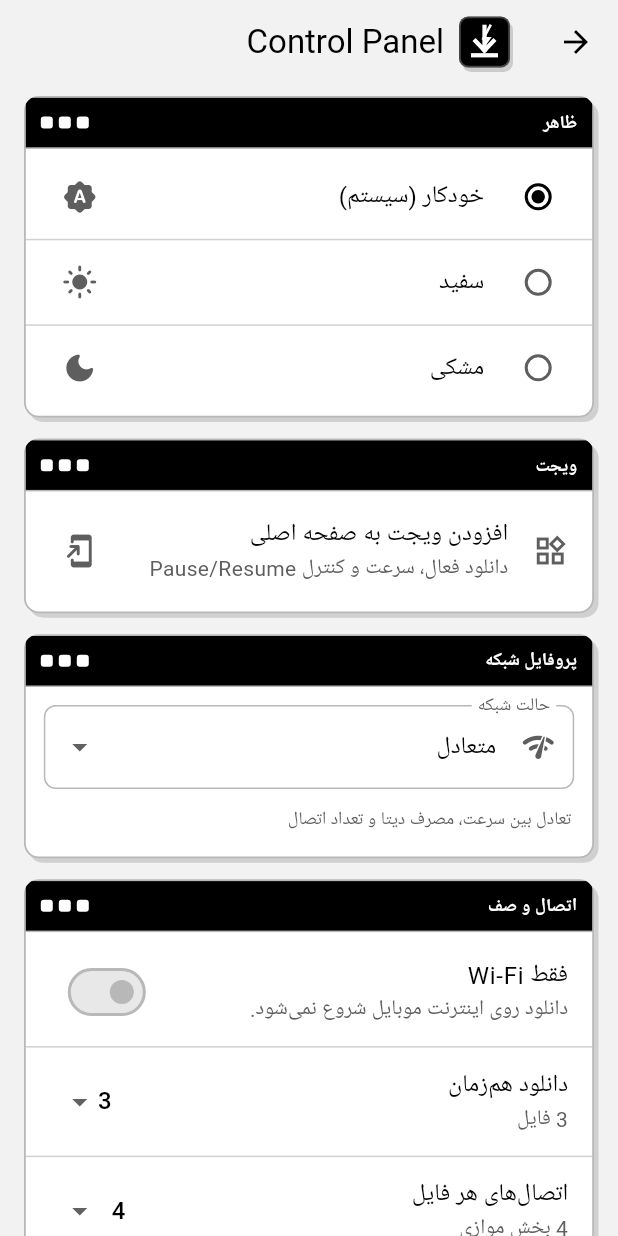
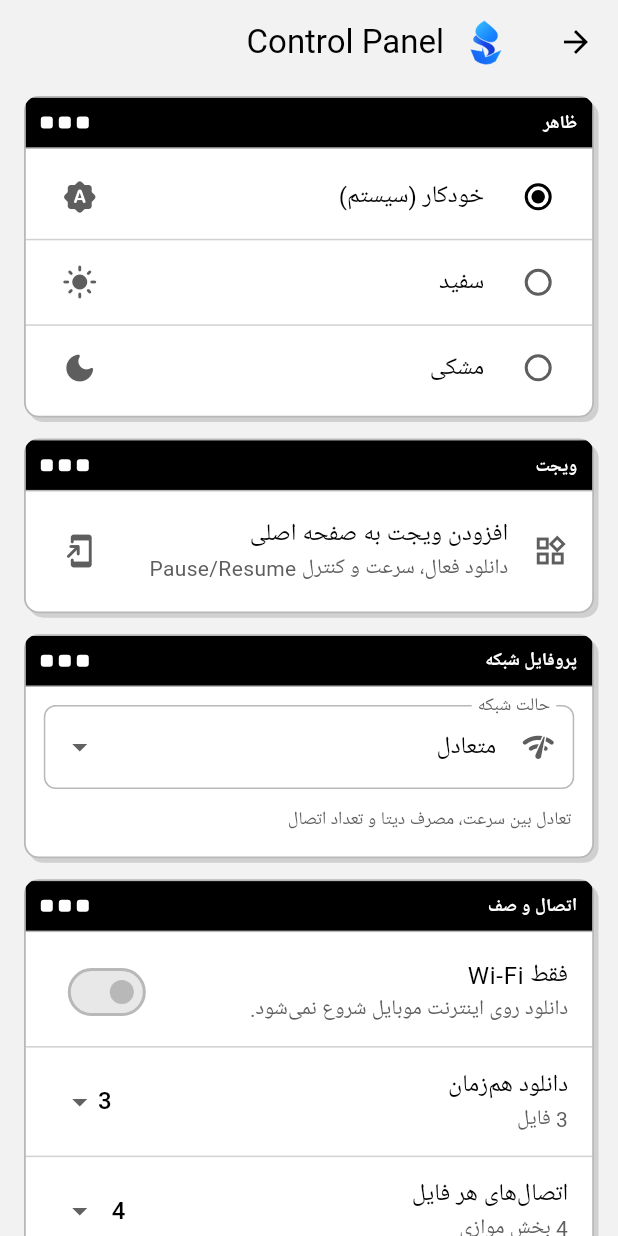
Before and after one commit to sahandse/tondro, a Flutter app: the screen it shows after launch, after a tap on the "tune" icon, on a phone screen of 412 x 824 dp. Run offline on Flutter 3.47's test engine with Material 3 defaults, Android fonts, the light colour scheme and no system bars; our stand-ins replace file_picker, google_fonts, share_plus, shared_preferences, webview_flutter; missing offline and left inert: background_downloader, dtorrent_task_v2, home_widget, receive_sharing_intent; Roboto replaces fonts that are missing (Vazirmatn); statements that could not run were skipped.

Commit message:
brand: apply approved blue ribbon logo in app

```diff
--- a/lib/src/app/widgets/tondro_brand.dart
+++ b/lib/src/app/widgets/tondro_brand.dart
@@ -12,90 +12,149 @@ class TondroLogo extends StatelessWidget {
 
   @override
   Widget build(BuildContext context) {
-    final dark = Theme.of(context).brightness == Brightness.dark;
-    final base = inverted ? !dark : dark;
-    final background = base ? Colors.white : Colors.black;
-    final foreground = base ? Colors.black : Colors.white;
-
-    return Container(
-      width: size,
-      height: size,
-      decoration: BoxDecoration(
-        color: background,
-        borderRadius: BorderRadius.circular(size * .18),
-        border: Border.all(
-          color: foreground.withValues(alpha: .28),
-          width: 1.2,
-        ),
-        boxShadow: [
-          BoxShadow(
-            color: Colors.black.withValues(alpha: dark ? .45 : .16),
-            offset: const Offset(2, 3),
-            blurRadius: 0,
-          ),
-        ],
-      ),
+    return SizedBox.square(
+      dimension: size,
       child: CustomPaint(
-        painter: _TondroLogoPainter(foreground),
+        painter: const _TondroRibbonPainter(),
       ),
     );
   }
 }
 
-class _TondroLogoPainter extends CustomPainter {
-  const _TondroLogoPainter(this.color);
-
-  final Color color;
+class _TondroRibbonPainter extends CustomPainter {
+  const _TondroRibbonPainter();
 
   @override
   void paint(Canvas canvas, Size size) {
-    final paint = Paint()
-      ..color = color
-      ..strokeWidth = size.width * .09
-      ..strokeCap = StrokeCap.square
-      ..style = PaintingStyle.stroke;
+    final rect = Offset.zero & size;
+    const cyan = Color(0xFF56E9FF);
+    const blue = Color(0xFF1785FF);
+    const royal = Color(0xFF1746E8);
+    const deep = Color(0xFF092CA5);
 
-    final center = size.width / 2;
-    canvas.drawLine(
-      Offset(center, size.height * .18),
-      Offset(center, size.height * .66),
-      paint,
-    );
-    canvas.drawLine(
-      Offset(size.width * .31, size.height * .48),
-      Offset(center, size.height * .68),
-      paint,
-    );
-    canvas.drawLine(
-      Offset(size.width * .69, size.height * .48),
-      Offset(center, size.height * .68),
-      paint,
-    );
-    canvas.drawLine(
-      Offset(size.width * .26, size.height * .78),
-      Offset(size.width * .74, size.height * .78),
-      paint,
+    final top = Path()
+      ..moveTo(size.width * .50, size.height * .08)
+      ..cubicTo(
+        size.width * .28,
+        size.height * .20,
+        size.width * .26,
+        size.height * .35,
+        size.width * .44,
+        size.height * .45,
+      )
+      ..cubicTo(
+        size.width * .61,
+        size.height * .55,
+        size.width * .73,
+        size.height * .51,
+        size.width * .76,
+        size.height * .41,
+      )
+      ..cubicTo(
+        size.width * .79,
+        size.height * .31,
+        size.width * .70,
+        size.height * .25,
+        size.width * .50,
+        size.height * .08,
+      )
+      ..close();
+
+    final middle = Path()
+      ..moveTo(size.width * .34, size.height * .36)
+      ..cubicTo(
+        size.width * .41,
+        size.height * .48,
+        size.width * .66,
+        size.height * .50,
+        size.width * .70,
+        size.height * .62,
+      )
+      ..cubicTo(
+        size.width * .73,
+        size.height * .71,
+        size.width * .64,
+        size.height * .77,
+        size.width * .52,
+        size.height * .79,
+      )
+      ..cubicTo(
+        size.width * .64,
+        size.height * .68,
+        size.width * .55,
+        size.height * .61,
+        size.width * .39,
+        size.height * .55,
+      )
+      ..cubicTo(
+        size.width * .25,
+        size.height * .50,
+        size.width * .24,
+        size.height * .43,
+        size.width * .34,
+        size.height * .36,
+      )
+      ..close();
+
+    final arrow = Path()
+      ..moveTo(size.width * .22, size.height * .64)
+      ..lineTo(size.width * .45, size.height * .68)
+      ..lineTo(size.width * .45, size.height * .57)
+      ..lineTo(size.width * .52, size.height * .79)
+      ..lineTo(size.width * .84, size.height * .65)
+      ..lineTo(size.width * .72, size.height * .88)
+      ..quadraticBezierTo(
+        size.width * .52,
+        size.height * 1.02,
+        size.width * .31,
+        size.height * .86,
+      )
+      ..close();
+
+    canvas.drawPath(
+      top,
+      Paint()
+        ..shader = const LinearGradient(
+          begin: Alignment.topLeft,
+          end: Alignment.bottomRight,
+          colors: [cyan, blue, royal],
+        ).createShader(rect),
     );
 
-    final bolt = Path()
-      ..moveTo(size.width * .62, size.height * .16)
-      ..lineTo(size.width * .48, size.height * .42)
-      ..lineTo(size.width * .60, size.height * .42)
-      ..lineTo(size.width * .48, size.height * .59);
     canvas.drawPath(
-      bolt,
+      middle,
       Paint()
-        ..color = color
-        ..strokeWidth = size.width * .055
-        ..strokeCap = StrokeCap.square
-        ..strokeJoin = StrokeJoin.miter
-        ..style = PaintingStyle.stroke,
+        ..shader = const LinearGradient(
+          begin: Alignment.centerLeft,
+          end: Alignment.centerRight,
+          colors: [cyan, royal, deep],
+        ).createShader(rect),
     );
+
+    canvas.drawPath(
+      arrow,
+      Paint()
+        ..shader = const LinearGradient(
+          begin: Alignment.topRight,
+          end: Alignment.bottomLeft,
+          colors: [cyan, blue, royal],
+        ).createShader(rect),
+    );
+
+    final edgePaint = Paint()
+      ..color = Colors.white.withValues(alpha: .48)
+      ..style = PaintingStyle.stroke
+      ..strokeWidth = size.width * .018
+      ..strokeJoin = StrokeJoin.round
+      ..strokeCap = StrokeCap.round;
+    canvas
+      ..drawPath(top, edgePaint)
+      ..drawPath(middle, edgePaint)
+      ..drawPath(arrow, edgePaint);
   }
 
   @override
-  bool shouldRepaint(covariant _TondroLogoPainter oldDelegate) =>
-      oldDelegate.color != color;
+  bool shouldRepaint(covariant _TondroRibbonPainter oldDelegate) => false;
 }
 
 class XpWindowFrame extends StatelessWidget {
```
